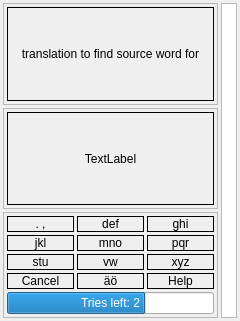
The window that src/trainerdialog.ui (sergburn/firu.qt) describes before a commit, drawn with Qt 5.
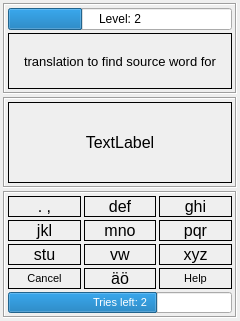
The same window after the commit.

Diff of the .ui file:
```diff
--- a/src/trainerdialog.ui
+++ b/src/trainerdialog.ui
@@ -23,29 +23,53 @@
    <item>
     <layout class="QVBoxLayout" name="verticalLayout_2">
      <item>
-      <widget class="QFrame" name="frmQuestion">
-       <property name="frameShape">
-        <enum>QFrame::StyledPanel</enum>
+      <widget class="QFrame" name="frmQuestion" >
+       <property name="frameShape" >
+        <enum>QFrame::Box</enum>
        </property>
-       <property name="frameShadow">
-        <enum>QFrame::Raised</enum>
+       <property name="frameShadow" >
+        <enum>QFrame::Sunken</enum>
        </property>
-       <layout class="QHBoxLayout" name="horizontalLayout">
-        <property name="spacing">
+       <layout class="QVBoxLayout" name="verticalLayout_3" >
+        <property name="spacing" >
          <number>3</number>
         </property>
-        <property name="margin">
+        <property name="margin" >
          <number>3</number>
         </property>
         <item>
-         <widget class="QLabel" name="laQuestion">
-          <property name="sizePolicy">
-           <sizepolicy hsizetype="Preferred" vsizetype="Expanding">
+         <widget class="QProgressBar" name="mark" >
+          <property name="minimum" >
+           <number>1</number>
+          </property>
+          <property name="maximum" >
+           <number>4</number>
+          </property>
+          <property name="value" >
+           <number>2</number>
+          </property>
+          <property name="alignment" >
+           <set>Qt::AlignCenter</set>
+          </property>
+          <property name="format" >
+           <string>Level: %v</string>
+          </property>
+         </widget>
+        </item>
+        <item>
+         <widget class="QLabel" name="laQuestion" >
+          <property name="sizePolicy" >
+           <sizepolicy vsizetype="Expanding" hsizetype="Preferred" >
             <horstretch>0</horstretch>
             <verstretch>0</verstretch>
            </sizepolicy>
           </property>
-          <property name="frameShape">
+          <property name="font" >
+           <font>
+            <pointsize>10</pointsize>
+           </font>
+          </property>
+          <property name="frameShape" >
            <enum>QFrame::Box</enum>
           </property>
           <property name="text">
@@ -63,12 +87,12 @@
       </widget>
      </item>
      <item>
-      <widget class="QFrame" name="frmAnswer">
-       <property name="frameShape">
-        <enum>QFrame::StyledPanel</enum>
+      <widget class="QFrame" name="frmAnswer" >
+       <property name="frameShape" >
+        <enum>QFrame::Box</enum>
        </property>
-       <property name="frameShadow">
-        <enum>QFrame::Raised</enum>
+       <property name="frameShadow" >
+        <enum>QFrame::Sunken</enum>
        </property>
        <layout class="QVBoxLayout" name="verticalLayout_4">
         <property name="spacing">
@@ -85,7 +109,12 @@
             <verstretch>0</verstretch>
            </sizepolicy>
           </property>
-          <property name="frameShape">
+          <property name="font" >
+           <font>
+            <pointsize>12</pointsize>
+           </font>
+          </property>
+          <property name="frameShape" >
            <enum>QFrame::Box</enum>
           </property>
           <property name="text">
@@ -103,12 +132,12 @@
       </widget>
      </item>
      <item>
-      <widget class="QFrame" name="frmKeypad">
-       <property name="frameShape">
-        <enum>QFrame::StyledPanel</enum>
+      <widget class="QFrame" name="frmKeypad" >
+       <property name="frameShape" >
+        <enum>QFrame::Box</enum>
        </property>
-       <property name="frameShadow">
-        <enum>QFrame::Raised</enum>
+       <property name="frameShadow" >
+        <enum>QFrame::Sunken</enum>
        </property>
        <layout class="QVBoxLayout" name="verticalLayout">
         <property name="spacing">
@@ -118,13 +147,21 @@
          <number>3</number>
         </property>
         <item>
-         <layout class="QGridLayout" name="gridLayout">
-          <item row="1" column="0">
-           <widget class="QLabel" name="la4">
-            <property name="frameShape">
+         <layout class="QGridLayout" name="gridLayout" >
+          <item row="1" column="0" >
+           <widget class="QLabel" name="la4" >
+            <property name="font" >
+             <font>
+              <pointsize>12</pointsize>
+             </font>
+            </property>
+            <property name="frameShape" >
              <enum>QFrame::Box</enum>
             </property>
-            <property name="text">
+            <property name="frameShadow" >
+             <enum>QFrame::Plain</enum>
+            </property>
+            <property name="text" >
              <string>jkl</string>
             </property>
             <property name="alignment">
@@ -132,12 +169,20 @@
             </property>
            </widget>
           </item>
-          <item row="2" column="0">
-           <widget class="QLabel" name="la7">
-            <property name="frameShape">
+          <item row="2" column="0" >
+           <widget class="QLabel" name="la7" >
+            <property name="font" >
+             <font>
+              <pointsize>12</pointsize>
+             </font>
+            </property>
+            <property name="frameShape" >
              <enum>QFrame::Box</enum>
             </property>
-            <property name="text">
+            <property name="frameShadow" >
+             <enum>QFrame::Plain</enum>
+            </property>
+            <property name="text" >
              <string>stu</string>
             </property>
             <property name="alignment">
@@ -145,12 +190,20 @@
             </property>
            </widget>
           </item>
-          <item row="3" column="0">
-           <widget class="QLabel" name="laLeftCmd">
-            <property name="frameShape">
+          <item row="3" column="0" >
+           <widget class="QLabel" name="laLeftCmd" >
+            <property name="font" >
+             <font>
+              <pointsize>8</pointsize>
+             </font>
+            </property>
+            <property name="frameShape" >
              <enum>QFrame::Box</enum>
             </property>
-            <property name="text">
+            <property name="frameShadow" >
+             <enum>QFrame::Plain</enum>
+            </property>
+            <property name="text" >
              <string>Cancel</string>
             </property>
             <property name="alignment">
@@ -158,12 +211,20 @@
             </property>
            </widget>
           </item>
-          <item row="1" column="1">
-           <widget class="QLabel" name="la5">
-            <property name="frameShape">
+          <item row="1" column="1" >
+           <widget class="QLabel" name="la5" >
+            <property name="font" >
+             <font>
+              <pointsize>12</pointsize>
+             </font>
+            </property>
+            <property name="frameShape" >
              <enum>QFrame::Box</enum>
             </property>
-            <property name="text">
+            <property name="frameShadow" >
+             <enum>QFrame::Plain</enum>
+            </property>
+            <property name="text" >
              <string>mno</string>
             </property>
             <property name="alignment">
@@ -171,12 +232,20 @@
             </property>
            </widget>
           </item>
-          <item row="0" column="1">
-           <widget class="QLabel" name="la2">
-            <property name="frameShape">
+          <item row="0" column="1" >
+           <widget class="QLabel" name="la2" >
+            <property name="font" >
+             <font>
+              <pointsize>12</pointsize>
+             </font>
+            </property>
+            <property name="frameShape" >
              <enum>QFrame::Box</enum>
             </property>
-            <property name="text">
+            <property name="frameShadow" >
+             <enum>QFrame::Plain</enum>
+            </property>
+            <property name="text" >
              <string>def</string>
             </property>
             <property name="alignment">
@@ -184,12 +253,20 @@
             </property>
            </widget>
           </item>
-          <item row="1" column="2">
-           <widget class="QLabel" name="la6">
-            <property name="frameShape">
+          <item row="1" column="2" >
+           <widget class="QLabel" name="la6" >
+            <property name="font" >
+             <font>
+              <pointsize>12</pointsize>
+             </font>
+            </property>
+            <property name="frameShape" >
              <enum>QFrame::Box</enum>
             </property>
-            <property name="text">
+            <property name="frameShadow" >
+             <enum>QFrame::Plain</enum>
+            </property>
+            <property name="text" >
              <string>pqr</string>
             </property>
             <property name="alignment">
@@ -197,12 +274,20 @@
             </property>
            </widget>
           </item>
-          <item row="2" column="1">
-           <widget class="QLabel" name="la8">
-            <property name="frameShape">
+          <item row="2" column="1" >
+           <widget class="QLabel" name="la8" >
+            <property name="font" >
+             <font>
+              <pointsize>12</pointsize>
+             </font>
+            </property>
+            <property name="frameShape" >
              <enum>QFrame::Box</enum>
             </property>
-            <property name="text">
+            <property name="frameShadow" >
+             <enum>QFrame::Plain</enum>
+            </property>
+            <property name="text" >
              <string>vw</string>
             </property>
             <property name="alignment">
@@ -210,12 +295,20 @@
             </property>
            </widget>
           </item>
-          <item row="3" column="1">
-           <widget class="QLabel" name="la0">
-            <property name="frameShape">
+          <item row="3" column="1" >
+           <widget class="QLabel" name="la0" >
+            <property name="font" >
+             <font>
+              <pointsize>12</pointsize>
+             </font>
+            </property>
+            <property name="frameShape" >
              <enum>QFrame::Box</enum>
             </property>
-            <property name="text">
+            <property name="frameShadow" >
+             <enum>QFrame::Plain</enum>
+            </property>
+            <property name="text" >
              <string>äö</string>
             </property>
             <property name="alignment">
@@ -223,12 +316,20 @@
             </property>
            </widget>
           </item>
-          <item row="3" column="2">
-           <widget class="QLabel" name="laRightCmd">
-            <property name="frameShape">
+          <item row="3" column="2" >
+           <widget class="QLabel" name="laRightCmd" >
+            <property name="font" >
+             <font>
+              <pointsize>8</pointsize>
+             </font>
+            </property>
+            <property name="frameShape" >
              <enum>QFrame::Box</enum>
             </property>
-            <property name="text">
+            <property name="frameShadow" >
+             <enum>QFrame::Plain</enum>
+            </property>
+            <property name="text" >
              <string>Help</string>
             </property>
             <property name="alignment">
@@ -236,12 +337,20 @@
             </property>
            </widget>
           </item>
-          <item row="2" column="2">
-           <widget class="QLabel" name="la9">
-            <property name="frameShape">
+          <item row="2" column="2" >
+           <widget class="QLabel" name="la9" >
+            <property name="font" >
+             <font>
+              <pointsize>12</pointsize>
+             </font>
+            </property>
+            <property name="frameShape" >
              <enum>QFrame::Box</enum>
             </property>
-            <property name="text">
+            <property name="frameShadow" >
+             <enum>QFrame::Plain</enum>
+            </property>
+            <property name="text" >
              <string>xyz</string>
             </property>
             <property name="alignment">
@@ -249,12 +358,20 @@
             </property>
            </widget>
           </item>
-          <item row="0" column="2">
-           <widget class="QLabel" name="la3">
-            <property name="frameShape">
+          <item row="0" column="2" >
+           <widget class="QLabel" name="la3" >
+            <property name="font" >
+             <font>
+              <pointsize>12</pointsize>
+             </font>
+            </property>
+            <property name="frameShape" >
              <enum>QFrame::Box</enum>
             </property>
-            <property name="text">
+            <property name="frameShadow" >
+             <enum>QFrame::Plain</enum>
+            </property>
+            <property name="text" >
              <string>ghi</string>
             </property>
             <property name="alignment">
@@ -262,12 +379,20 @@
             </property>
            </widget>
           </item>
-          <item row="0" column="0">
-           <widget class="QLabel" name="la1">
-            <property name="frameShape">
+          <item row="0" column="0" >
+           <widget class="QLabel" name="la1" >
+            <property name="font" >
+             <font>
+              <pointsize>12</pointsize>
+             </font>
+            </property>
+            <property name="frameShape" >
              <enum>QFrame::Box</enum>
             </property>
-            <property name="text">
+            <property name="frameShadow" >
+             <enum>QFrame::Plain</enum>
+            </property>
+            <property name="text" >
              <string>. ,</string>
             </property>
             <property name="alignment">
@@ -278,14 +403,22 @@
          </layout>
         </item>
         <item>
-         <widget class="QProgressBar" name="progressBar">
-          <property name="maximum">
+         <widget class="QProgressBar" name="progressBar" >
+          <property name="font" >
+           <font>
+            <pointsize>8</pointsize>
+           </font>
+          </property>
+          <property name="maximum" >
            <number>3</number>
           </property>
           <property name="value">
            <number>2</number>
           </property>
-          <property name="format">
+          <property name="alignment" >
+           <set>Qt::AlignCenter</set>
+          </property>
+          <property name="format" >
            <string>Tries left: %v</string>
           </property>
          </widget>
@@ -295,28 +428,6 @@
      </item>
     </layout>
    </item>
-   <item>
-    <widget class="QGraphicsView" name="markGraph">
-     <property name="sizePolicy">
-      <sizepolicy hsizetype="Maximum" vsizetype="Expanding">
-       <horstretch>0</horstretch>
-       <verstretch>0</verstretch>
-      </sizepolicy>
-     </property>
-     <property name="maximumSize">
-      <size>
-       <width>16</width>
-       <height>16777215</height>
-      </size>
-     </property>
-     <property name="verticalScrollBarPolicy">
-      <enum>Qt::ScrollBarAlwaysOff</enum>
-     </property>
-     <property name="horizontalScrollBarPolicy">
-      <enum>Qt::ScrollBarAlwaysOff</enum>
-     </property>
-    </widget>
-   </item>
   </layout>
  </widget>
  <resources/>
```
Left out of the diff: 75 changed lines with no effect on the pictures.
